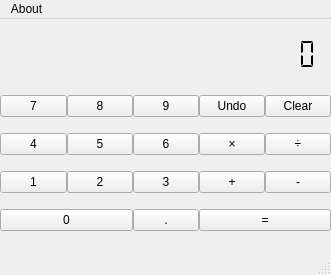
416d72/PyCalc, file Assets/design.ui: the form before one commit.
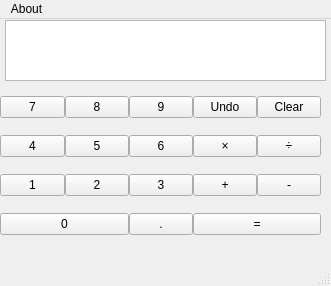
The form after the commit.

What changed in the file:
```diff
--- a/Assets/design.ui
+++ b/Assets/design.ui
@@ -7,7 +7,7 @@
     <x>0</x>
     <y>0</y>
     <width>331</width>
-    <height>275</height>
+    <height>286</height>
    </rect>
   </property>
   <property name="minimumSize">
@@ -19,25 +19,31 @@
   <property name="maximumSize">
    <size>
     <width>541</width>
-    <height>275</height>
+    <height>1000</height>
    </size>
   </property>
   <property name="windowTitle">
    <string>MainWindow</string>
   </property>
+  <property name="tabShape">
+   <enum>QTabWidget::Triangular</enum>
+  </property>
+  <property name="dockNestingEnabled">
+   <bool>true</bool>
+  </property>
   <widget class="QWidget" name="centralwidget">
    <widget class="QWidget" name="gridLayoutWidget">
     <property name="geometry">
      <rect>
       <x>0</x>
       <y>60</y>
-      <width>331</width>
-      <height>171</height>
+      <width>321</width>
+      <height>176</height>
      </rect>
     </property>
     <layout class="QGridLayout" name="gridLayout">
      <property name="sizeConstraint">
-      <enum>QLayout::SetDefaultConstraint</enum>
+      <enum>QLayout::SetNoConstraint</enum>
      </property>
      <property name="spacing">
       <number>0</number>
@@ -233,35 +239,38 @@
      </item>
     </layout>
    </widget>
-   <widget class="QLCDNumber" name="output">
+   <widget class="QTextBrowser" name="output">
     <property name="geometry">
      <rect>
-      <x>0</x>
-      <y>0</y>
-      <width>331</width>
-      <height>71</height>
+      <x>5</x>
+      <y>1</y>
+      <width>321</width>
+      <height>61</height>
      </rect>
     </property>
     <property name="focusPolicy">
      <enum>Qt::StrongFocus</enum>
     </property>
-    <property name="lineWidth">
-     <number>0</number>
+    <property name="layoutDirection">
+     <enum>Qt::RightToLeft</enum>
     </property>
-    <property name="smallDecimalPoint">
-     <bool>false</bool>
+    <property name="frameShadow">
+     <enum>QFrame::Raised</enum>
     </property>
-    <property name="numDigits">
-     <number>20</number>
+    <property name="verticalScrollBarPolicy">
+     <enum>Qt::ScrollBarAlwaysOff</enum>
     </property>
-    <property name="mode">
-     <enum>QLCDNumber::Dec</enum>
+    <property name="horizontalScrollBarPolicy">
+     <enum>Qt::ScrollBarAsNeeded</enum>
     </property>
-    <property name="segmentStyle">
-     <enum>QLCDNumber::Flat</enum>
+    <property name="readOnly">
+     <bool>true</bool>
     </property>
-    <property name="value" stdset="0">
-     <double>0.000000000000000</double>
+    <property name="overwriteMode">
+     <bool>false</bool>
+    </property>
+    <property name="openLinks">
+     <bool>false</bool>
     </property>
    </widget>
   </widget>
```
Left out of the diff: 6 changed lines with no effect on the pictures.
